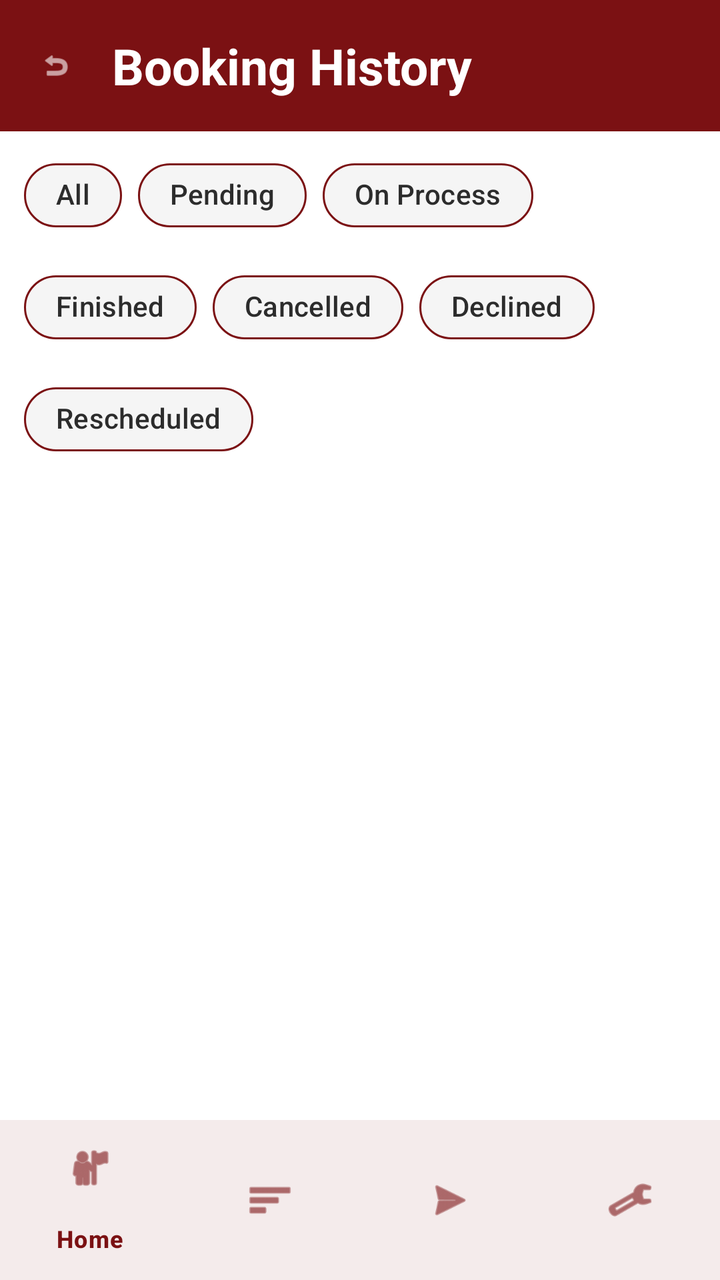
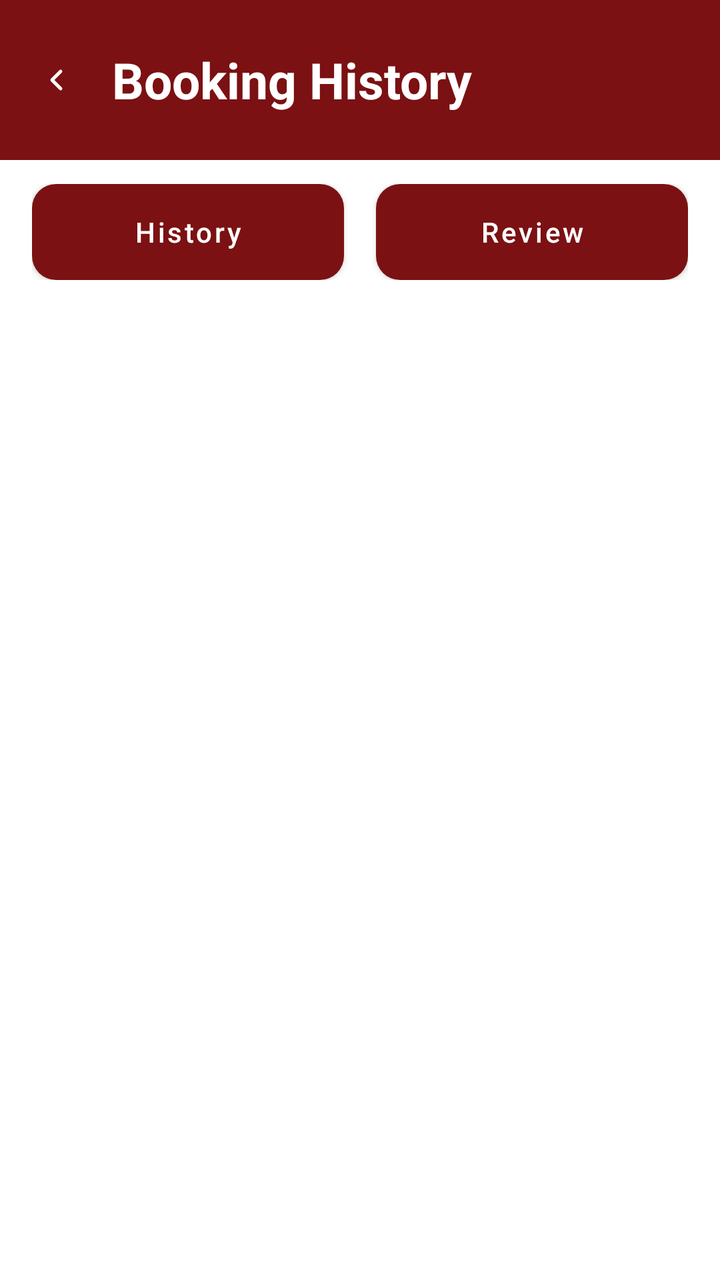

Screens rendered from an Android XML layout before and after an edit, with the pre-edit source and the edit as a unified diff.
<!-- AndroidManifest.xml: application theme Theme.FixItFinderApp -->
<!-- res/layout/activity_history.xml -->
<?xml version="1.0" encoding="utf-8"?>
<androidx.coordinatorlayout.widget.CoordinatorLayout
    xmlns:android="http://schemas.android.com/apk/res/android"
    xmlns:app="http://schemas.android.com/apk/res-auto"
    android:layout_width="match_parent"
    android:layout_height="match_parent"
    android:background="@color/white">

    <androidx.constraintlayout.widget.ConstraintLayout
        android:layout_width="match_parent"
        android:layout_height="match_parent">

        
        <LinearLayout
            android:id="@+id/headerLayout"
            android:layout_width="match_parent"
            android:layout_height="wrap_content"
            android:orientation="horizontal"
            android:background="@color/color_primary"
            android:padding="16dp"
            android:gravity="center_vertical"
            app:layout_constraintTop_toTopOf="parent"
            app:layout_constraintStart_toStartOf="parent"
            app:layout_constraintEnd_toEndOf="parent">

            <ImageView
                android:id="@+id/btnBack"
                android:layout_width="24dp"
                android:layout_height="24dp"
                android:src="@android:drawable/ic_menu_revert"
                android:tint="@color/white"
                android:padding="4dp"
                android:background="?attr/selectableItemBackgroundBorderless"
                android:contentDescription="Back"
                android:layout_marginEnd="16dp" />

            <TextView
                android:id="@+id/tvHeaderTitle"
                android:layout_width="0dp"
                android:layout_height="wrap_content"
                android:layout_weight="1"
                android:text="Booking History"
                android:textSize="25sp"
                android:textStyle="bold"
                android:textColor="@color/white" />
        </LinearLayout>

        
        <com.google.android.material.chip.ChipGroup
            android:id="@+id/chipGroupFilters"
            android:layout_width="match_parent"
            android:layout_height="wrap_content"
            android:layout_marginTop="8dp"
            android:paddingStart="12dp"
            android:paddingEnd="12dp"
            app:singleSelection="true"
            app:selectionRequired="true"
            app:layout_constraintTop_toBottomOf="@+id/headerLayout"
            app:layout_constraintStart_toStartOf="parent"
            app:layout_constraintEnd_toEndOf="parent">

            <com.google.android.material.chip.Chip
                android:id="@+id/chipAll"
                android:layout_width="wrap_content"
                android:layout_height="wrap_content"
                android:text="All"
                android:tag="all"
                android:checkable="true"
                android:checked="true"
                app:chipBackgroundColor="@color/light_gray"
                app:chipStrokeColor="@color/color_primary"
                app:chipStrokeWidth="1dp"
                app:checkedIconVisible="false"
                app:chipCornerRadius="16dp"
                />

            <com.google.android.material.chip.Chip
                android:id="@+id/chipPending"
                android:layout_width="wrap_content"
                android:layout_height="wrap_content"
                android:text="Pending"
                android:tag="pending"
                android:checkable="true"
                app:chipBackgroundColor="@color/light_gray"
                app:chipStrokeColor="@color/color_primary"
                app:chipStrokeWidth="1dp"
                app:checkedIconVisible="false"
                app:chipCornerRadius="16dp" />

            <com.google.android.material.chip.Chip
                android:id="@+id/chipOnProcess"
                android:layout_width="wrap_content"
                android:layout_height="wrap_content"
                android:text="On Process"
                android:tag="on_process"
                android:checkable="true"
                app:chipBackgroundColor="@color/light_gray"
                app:chipStrokeColor="@color/color_primary"
                app:chipStrokeWidth="1dp"
                app:checkedIconVisible="false"
                app:chipCornerRadius="16dp" />

            <com.google.android.material.chip.Chip
                android:id="@+id/chipFinished"
                android:layout_width="wrap_content"
                android:layout_height="wrap_content"
                android:text="Finished"
                android:tag="finished"
                android:checkable="true"
                app:chipBackgroundColor="@color/light_gray"
                app:chipStrokeColor="@color/color_primary"
                app:chipStrokeWidth="1dp"
                app:checkedIconVisible="false"
                app:chipCornerRadius="16dp" />

            <com.google.android.material.chip.Chip
                android:id="@+id/chipCancelled"
                android:layout_width="wrap_content"
                android:layout_height="wrap_content"
                android:text="Cancelled"
                android:tag="cancelled"
                android:checkable="true"
                app:chipBackgroundColor="@color/light_gray"
                app:chipStrokeColor="@color/color_primary"
                app:chipStrokeWidth="1dp"
                app:checkedIconVisible="false"
                app:chipCornerRadius="16dp" />

            <com.google.android.material.chip.Chip
                android:id="@+id/chipDeclined"
                android:layout_width="wrap_content"
                android:layout_height="wrap_content"
                android:text="Declined"
                android:tag="declined"
                android:checkable="true"
                app:chipBackgroundColor="@color/light_gray"
                app:chipStrokeColor="@color/color_primary"
                app:chipStrokeWidth="1dp"
                app:checkedIconVisible="false"
                app:chipCornerRadius="16dp" />

            <com.google.android.material.chip.Chip
                android:id="@+id/chipRescheduled"
                android:layout_width="wrap_content"
                android:layout_height="wrap_content"
                android:text="Rescheduled"
                android:tag="rescheduled"
                android:checkable="true"
                app:chipBackgroundColor="@color/light_gray"
                app:chipStrokeColor="@color/color_primary"
                app:chipStrokeWidth="1dp"
                app:checkedIconVisible="false"
                app:chipCornerRadius="16dp" />
        </com.google.android.material.chip.ChipGroup>

        
        <androidx.recyclerview.widget.RecyclerView
            android:id="@+id/recyclerViewHistory"
            android:layout_width="match_parent"
            android:layout_height="0dp"
            android:padding="16dp"
            android:clipToPadding="false"
            app:layout_constraintTop_toBottomOf="@+id/chipGroupFilters"
            app:layout_constraintBottom_toTopOf="@+id/bottomNavigation"
            app:layout_constraintStart_toStartOf="parent"
            app:layout_constraintEnd_toEndOf="parent" />

        <TextView
            android:id="@+id/tvEmptyHistory"
            android:layout_width="0dp"
            android:layout_height="wrap_content"
            android:text="No bookings yet."
            android:textColor="#757575"
            android:textSize="14sp"
            android:gravity="center"
            android:visibility="gone"
            app:layout_constraintTop_toBottomOf="@+id/chipGroupFilters"
            app:layout_constraintStart_toStartOf="parent"
            app:layout_constraintEnd_toEndOf="parent" />

        
        <com.google.android.material.bottomnavigation.BottomNavigationView
            android:id="@+id/bottomNavigation"
            android:layout_width="match_parent"
            android:layout_height="wrap_content"
            android:background="@color/white"
            app:itemTextColor="@color/color_primary"
            app:itemIconTint="@color/color_primary"
            app:menu="@menu/bottom_navigation"
            app:layout_constraintBottom_toBottomOf="parent"
            app:layout_constraintStart_toStartOf="parent"
            app:layout_constraintEnd_toEndOf="parent" />

    </androidx.constraintlayout.widget.ConstraintLayout>

</androidx.coordinatorlayout.widget.CoordinatorLayout>
<!-- resources referenced by this layout -->
<resources>
  <color name="color_primary">#7B1113</color>
  <color name="light_gray">#F5F5F5</color>
  <color name="white">#FFFFFFFF</color>
  <style name="Theme.FixItFinderApp" parent="Base.Theme.FixItFinderApp" />
  <style name="Base.Theme.FixItFinderApp" parent="Theme.Material3.DayNight.NoActionBar">
          <item name="colorPrimary">@color/color_primary</item>
          <item name="colorSecondary">@color/color_secondary</item>
          <item name="colorSurface">@color/color_background</item>
          <item name="colorOnSurface">@color/color_text_dark</item>
          <item name="colorPrimaryContainer">@color/color_primary</item>
          <item name="colorOnPrimary">@color/color_background</item>
      </style>
  <color name="color_secondary">#825037</color>
  <color name="color_background">#FFFFFF</color>
  <color name="color_text_dark">#2C2C2C</color>
</resources>

<!-- the commit's change to res/layout/activity_history.xml (unified diff, before → after) -->
@@ -25,9 +25,9 @@
 
             <ImageView
                 android:id="@+id/btnBack"
-                android:layout_width="24dp"
-                android:layout_height="24dp"
-                android:src="@android:drawable/ic_menu_revert"
+                android:layout_width="@dimen/back_btn_width"
+                android:layout_height="@dimen/back_btn_height"
+                android:src="@drawable/ic_back_chevron"
                 android:tint="@color/white"
                 android:padding="4dp"
                 android:background="?attr/selectableItemBackgroundBorderless"
@@ -46,112 +46,47 @@
         </LinearLayout>
 
         
-        <com.google.android.material.chip.ChipGroup
-            android:id="@+id/chipGroupFilters"
-            android:layout_width="match_parent"
+        <LinearLayout
+            android:id="@+id/layoutHistoryReviewTabs"
+            android:layout_width="0dp"
             android:layout_height="wrap_content"
-            android:layout_marginTop="8dp"
-            android:paddingStart="12dp"
-            android:paddingEnd="12dp"
-            app:singleSelection="true"
-            app:selectionRequired="true"
+            android:layout_marginStart="16dp"
+            android:layout_marginEnd="16dp"
+            android:layout_marginTop="12dp"
+            android:orientation="horizontal"
+            android:gravity="center"
             app:layout_constraintTop_toBottomOf="@+id/headerLayout"
             app:layout_constraintStart_toStartOf="parent"
             app:layout_constraintEnd_toEndOf="parent">
 
-            <com.google.android.material.chip.Chip
-                android:id="@+id/chipAll"
-                android:layout_width="wrap_content"
-                android:layout_height="wrap_content"
-                android:text="All"
-                android:tag="all"
-                android:checkable="true"
-                android:checked="true"
-                app:chipBackgroundColor="@color/light_gray"
-                app:chipStrokeColor="@color/color_primary"
-                app:chipStrokeWidth="1dp"
-                app:checkedIconVisible="false"
-                app:chipCornerRadius="16dp"
-                />
+            <com.google.android.material.button.MaterialButton
+                android:id="@+id/btnTabHistory"
+                style="@style/Widget.MaterialComponents.Button"
+                android:layout_width="0dp"
+                android:layout_height="48dp"
+                android:layout_weight="1"
+                android:layout_marginEnd="8dp"
+                android:insetTop="0dp"
+                android:insetBottom="0dp"
+                android:text="History"
+                android:textAllCaps="false"
+                android:textColor="@color/white"
+                app:cornerRadius="12dp" />
 
-            <com.google.android.material.chip.Chip
-                android:id="@+id/chipPending"
-                android:layout_width="wrap_content"
-                android:layout_height="wrap_content"
-                android:text="Pending"
-                android:tag="pending"
-                android:checkable="true"
-                app:chipBackgroundColor="@color/light_gray"
-                app:chipStrokeColor="@color/color_primary"
-                app:chipStrokeWidth="1dp"
-                app:checkedIconVisible="false"
-                app:chipCornerRadius="16dp" />
-
-            <com.google.android.material.chip.Chip
-                android:id="@+id/chipOnProcess"
-                android:layout_width="wrap_content"
-                android:layout_height="wrap_content"
-                android:text="On Process"
-                android:tag="on_process"
-                android:checkable="true"
-                app:chipBackgroundColor="@color/light_gray"
-                app:chipStrokeColor="@color/color_primary"
-                app:chipStrokeWidth="1dp"
-                app:checkedIconVisible="false"
-                app:chipCornerRadius="16dp" />
-
-            <com.google.android.material.chip.Chip
-                android:id="@+id/chipFinished"
-                android:layout_width="wrap_content"
-                android:layout_height="wrap_content"
-                android:text="Finished"
-                android:tag="finished"
-                android:checkable="true"
-                app:chipBackgroundColor="@color/light_gray"
-                app:chipStrokeColor="@color/color_primary"
-                app:chipStrokeWidth="1dp"
-                app:checkedIconVisible="false"
-                app:chipCornerRadius="16dp" />
-
-            <com.google.android.material.chip.Chip
-                android:id="@+id/chipCancelled"
-                android:layout_width="wrap_content"
-                android:layout_height="wrap_content"
-                android:text="Cancelled"
-                android:tag="cancelled"
-                android:checkable="true"
-                app:chipBackgroundColor="@color/light_gray"
-                app:chipStrokeColor="@color/color_primary"
-                app:chipStrokeWidth="1dp"
-                app:checkedIconVisible="false"
-                app:chipCornerRadius="16dp" />
-
-            <com.google.android.material.chip.Chip
-                android:id="@+id/chipDeclined"
-                android:layout_width="wrap_content"
-                android:layout_height="wrap_content"
-                android:text="Declined"
-                android:tag="declined"
-                android:checkable="true"
-                app:chipBackgroundColor="@color/light_gray"
-                app:chipStrokeColor="@color/color_primary"
-                app:chipStrokeWidth="1dp"
-                app:checkedIconVisible="false"
-                app:chipCornerRadius="16dp" />
-
-            <com.google.android.material.chip.Chip
-                android:id="@+id/chipRescheduled"
-                android:layout_width="wrap_content"
-                android:layout_height="wrap_content"
-                android:text="Rescheduled"
-                android:tag="rescheduled"
-                android:checkable="true"
-                app:chipBackgroundColor="@color/light_gray"
-                app:chipStrokeColor="@color/color_primary"
-                app:chipStrokeWidth="1dp"
-                app:checkedIconVisible="false"
-                app:chipCornerRadius="16dp" />
-        </com.google.android.material.chip.ChipGroup>
+            <com.google.android.material.button.MaterialButton
+                android:id="@+id/btnTabReview"
+                style="@style/Widget.MaterialComponents.Button"
+                android:layout_width="0dp"
+                android:layout_height="48dp"
+                android:layout_weight="1"
+                android:layout_marginStart="8dp"
+                android:insetTop="0dp"
+                android:insetBottom="0dp"
+                android:text="Review"
+                android:textAllCaps="false"
+                android:textColor="@color/white"
+                app:cornerRadius="12dp" />
+        </LinearLayout>
 
         
         <androidx.recyclerview.widget.RecyclerView
@@ -160,8 +95,8 @@
             android:layout_height="0dp"
             android:padding="16dp"
             android:clipToPadding="false"
-            app:layout_constraintTop_toBottomOf="@+id/chipGroupFilters"
-            app:layout_constraintBottom_toTopOf="@+id/bottomNavigation"
+            app:layout_constraintTop_toBottomOf="@+id/layoutHistoryReviewTabs"
+            app:layout_constraintBottom_toBottomOf="parent"
             app:layout_constraintStart_toStartOf="parent"
             app:layout_constraintEnd_toEndOf="parent" />
 
@@ -174,19 +109,7 @@
             android:textSize="14sp"
             android:gravity="center"
             android:visibility="gone"
-            app:layout_constraintTop_toBottomOf="@+id/chipGroupFilters"
-            app:layout_constraintStart_toStartOf="parent"
-            app:layout_constraintEnd_toEndOf="parent" />
-
-        
-        <com.google.android.material.bottomnavigation.BottomNavigationView
-            android:id="@+id/bottomNavigation"
-            android:layout_width="match_parent"
-            android:layout_height="wrap_content"
-            android:background="@color/white"
-            app:itemTextColor="@color/color_primary"
-            app:itemIconTint="@color/color_primary"
-            app:menu="@menu/bottom_navigation"
+            app:layout_constraintTop_toBottomOf="@+id/layoutHistoryReviewTabs"
             app:layout_constraintBottom_toBottomOf="parent"
             app:layout_constraintStart_toStartOf="parent"
             app:layout_constraintEnd_toEndOf="parent" />
<!-- resource entries referenced after the edit -->
@@ -1,8 +1,24 @@
 <!-- resources referenced by this layout -->
 <resources>
   <color name="color_primary">#7B1113</color>
-  <color name="light_gray">#F5F5F5</color>
   <color name="white">#FFFFFFFF</color>
+  <dimen name="back_btn_height">48dp</dimen>
+  <dimen name="back_btn_width">24dp</dimen>
+  <!-- drawable ic_back_chevron (drawable) -->
+  <?xml version="1.0" encoding="utf-8"?>
+  <vector xmlns:android="http://schemas.android.com/apk/res/android"
+      android:width="24dp"
+      android:height="24dp"
+      android:viewportWidth="24"
+      android:viewportHeight="24">
+      <path
+          android:fillColor="@android:color/transparent"
+          android:strokeColor="#000000"
+          android:strokeWidth="2.5"
+          android:strokeLineCap="round"
+          android:strokeLineJoin="round"
+          android:pathData="M15.5,5.5 L9,12 L15.5,18.5" />
+  </vector>
   <style name="Theme.FixItFinderApp" parent="Base.Theme.FixItFinderApp" />
   <style name="Base.Theme.FixItFinderApp" parent="Theme.Material3.DayNight.NoActionBar">
           <item name="colorPrimary">@color/color_primary</item>
